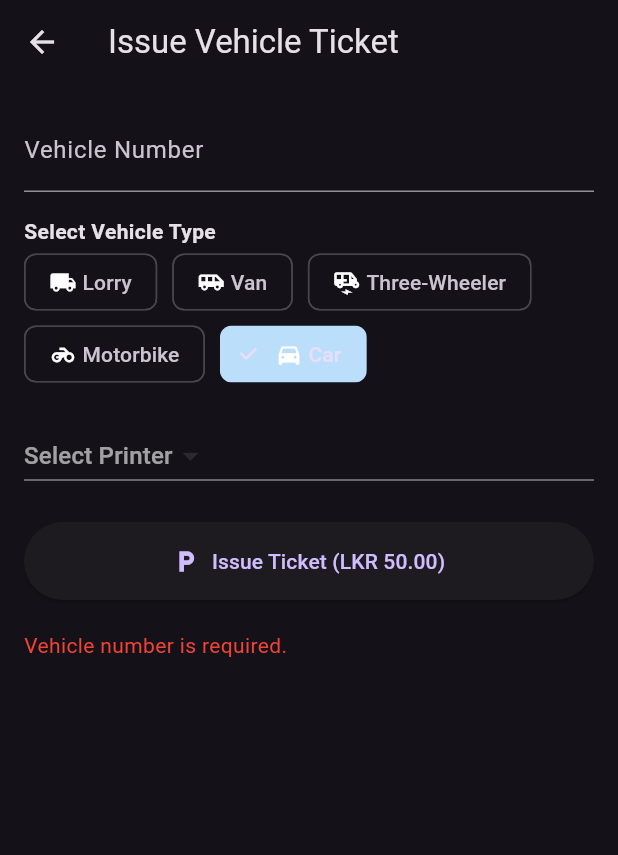
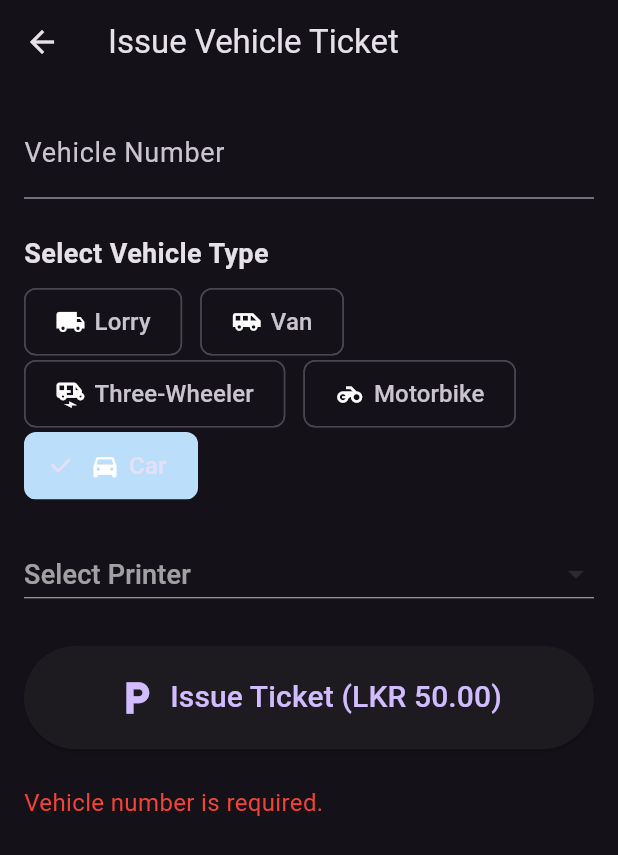
Before and after one commit to RashenThemiya/community, a Flutter app: the VehicleTicketingPage screen opened directly, after a tap on an icon or button, on a phone screen of 412 x 824 dp. Shown: the top 855 px of the screen. Run offline on Flutter 3.47's test engine with Material 3 defaults, Android fonts, the light colour scheme and no system bars; our stand-ins replace shared_preferences; missing offline and left inert: blue_thermal_printer; accounts and stored records are empty.

Commit message:
Enhance vehicle ticketing UI and button styling

```diff
--- a/my_app/lib/screens/vehicle_ticketing.dart
+++ b/my_app/lib/screens/vehicle_ticketing.dart
@@ -3,6 +3,7 @@ import 'dart:convert';
 import 'package:blue_thermal_printer/blue_thermal_printer.dart';
 import 'package:flutter/material.dart';
 import 'package:http/http.dart' as http;
+import 'package:intl/intl.dart';
 import 'package:shared_preferences/shared_preferences.dart';
 
 class VehicleTicketingPage extends StatefulWidget {
@@ -44,6 +45,7 @@ class _VehicleTicketingPageState extends State<VehicleTicketingPage> {
       _ticketPrice = prefs.getDouble('ticketPrice') ?? 50.0;
     });
   }
+
   Future<void> _initBluetooth() async {
     try {
       List<BluetoothDevice> devices = await bluetooth.getBondedDevices();
@@ -89,12 +91,15 @@ Future<void> _initBluetooth() async {
     }
   }
 
-
-  Future<void> _printTestLabel() async {
+  /// Modified to optionally accept a ticketId to print on the test label
+  Future<void> _printTestLabel({String? ticketId}) async {
     try {
       bluetooth.write("\n\n");
       bluetooth.write("====== TEST PRINT ======\n");
       bluetooth.write("Printer connected ✅\n");
+      if (ticketId != null) {
+        bluetooth.write("Ticket ID: $ticketId\n");
+      }
       bluetooth.write("========================\n\n\n");
     } catch (e) {
       setState(() {
@@ -126,6 +131,14 @@ Future<void> _initBluetooth() async {
     final url = Uri.parse('http://3.108.254.92:5000/api/vehicle-tickets/');
 
     try {
+
+final nowUtc = DateTime.now().toUtc();
+final now = nowUtc.add(Duration(hours: 5, minutes: 30)); // Sri Lanka time
+
+final formattedTime = DateFormat('HH:mm').format(now);
+final formattedDate = DateFormat('yyyy-MM-dd').format(now);
+
+
       final response = await http.post(
         url,
         headers: {
@@ -136,13 +149,23 @@ Future<void> _initBluetooth() async {
           'vehicleNumber': vehicleNumber,
           'vehicleType': _selectedVehicleType,
           'ticketPrice': _ticketPrice,
+          'date': formattedDate,
+          'time': formattedTime,// ⬅️ Send this to backend
         }),
       );
+
 
       final data = jsonDecode(response.body);
 
       if (response.statusCode == 201) {
-        await _printTicket(data['ticket']);
+        // Print test label with ticket ID first time only (optional)
+        if (!_testPrinted) {
+          await _printTestLabel(ticketId: data['ticketId'].toString());
+          _testPrinted = true;
+        }
+
+        await _printTicket(data['ticket'], ticketId: data['ticketId'].toString());
+
         setState(() {
           _responseMessage = '✅ Ticket printed: ID ${data['ticketId']}';
           _vehicleNumberController.clear();
@@ -162,8 +185,7 @@ Future<void> _initBluetooth() async {
     }
   }
 
-  Future<void> _printTicket(Map<String, dynamic> ticket) async {
-    setState(() {
+    Future<void> _printTicket(Map<String, dynamic> ticket, {String? ticketId}) async {    setState(() {
       _isPrinting = true;
       _responseMessage = '🖨️ Printing ticket...';
     });
@@ -174,17 +196,29 @@ Future<void> _initBluetooth() async {
         await bluetooth.connect(_selectedDevice!);
         await Future.delayed(Duration(seconds: 1));
       }
-
+final nowUtc = DateTime.now().toUtc();
+final now = nowUtc.add(Duration(hours: 5, minutes: 30)); // Sri Lanka time
+final formattedDate = DateFormat('yyyy-MM-dd').format(now);
+final formattedTime = DateFormat('HH:mm').format(now);
+String centerText(String text, int lineWidth) {
+  int padding = ((lineWidth - text.length) / 2).floor();
+  return ' ' * padding + text;
+}
       bluetooth.write("\n\n");
-      bluetooth.write("====== VEHICLE TICKET ======\n");
+     bluetooth.write(centerText("Dambulla Dedicated", 32) + '\n');
+    bluetooth.write(centerText("Economic Center", 32) + '\n');
+      bluetooth.write(centerText("Tel- 066 2285181", 32) + '\n');
+      bluetooth.write(centerText("Web - dambulladec.com", 32) + '\n');
+      bluetooth.write('\n');
+      bluetooth.write(centerText("====== VEHICLE TICKET ======", 32) + '\n');
+      bluetooth.write("Ticket ID  : ${ticketId ?? ''}\n");
         bluetooth.write("Vehicle No : ${ticket['vehicleNumber'] ?? ''}\n");
       bluetooth.write("Type       : ${ticket['vehicleType'] ?? ''}\n");
       bluetooth.write("Price      : Rs. ${ticket['ticketPrice'] ?? ''}\n");
-      bluetooth.write("Date       : ${ticket['date'] ?? ''}\n");
-      bluetooth.write("Time       : ${ticket['time'] ?? ''}\n");
+      bluetooth.write("Date       : ${formattedDate ?? ''}\n");
+      bluetooth.write("Time       : ${formattedTime ?? ''}\n");
       bluetooth.write("Issued By  : ${ticket['byWhom'] ?? ''}\n");
       bluetooth.write("============================\n\n\n");
-
     } catch (e) {
       setState(() {
         _responseMessage = '❌ Printing failed: $e';
@@ -206,29 +240,42 @@ Future<void> _initBluetooth() async {
   @override
   Widget build(BuildContext context) {
   return Scaffold(
-      appBar: AppBar(title: Text('Issue Vehicle Ticket')),
+    appBar: AppBar(
+      title: Text(
+        'Issue Vehicle Ticket',
+        style: TextStyle(fontSize: 22), // 🔹 Larger app bar title
+      ),
+    ),
     body: Padding(
       padding: const EdgeInsets.all(16.0),
       child: ListView(
         children: [
           TextField(
             controller: _vehicleNumberController,
-              decoration: InputDecoration(labelText: 'Vehicle Number'),
+            decoration: InputDecoration(
+              labelText: 'Vehicle Number',
+              labelStyle: TextStyle(fontSize: 18), // 🔹 Larger label
+            ),
             textCapitalization: TextCapitalization.characters,
+            style: TextStyle(fontSize: 18), // 🔹 Larger input text
           ),
-            const SizedBox(height: 16),
-            Text('Select Vehicle Type', style: TextStyle(fontWeight: FontWeight.bold)),
+          const SizedBox(height: 24),
+          Text(
+            'Select Vehicle Type',
+            style: TextStyle(fontWeight: FontWeight.bold, fontSize: 18), // 🔹 Larger section title
+          ),
+          const SizedBox(height: 8),
           Wrap(
-              spacing: 10,
+            spacing: 12,
             children: _vehicleTypes.map((type) {
               final isSelected = _selectedVehicleType == type['label'];
               return ChoiceChip(
                 label: Row(
                   mainAxisSize: MainAxisSize.min,
                   children: [
-                      Icon(type['icon'], size: 18),
-                      const SizedBox(width: 4),
-                      Text(type['label']),
+                    Icon(type['icon'], size: 20),
+                    const SizedBox(width: 6),
+                    Text(type['label'], style: TextStyle(fontSize: 16)), // 🔹 Larger chip text
                   ],
                 ),
                 selected: isSelected,
@@ -238,42 +285,54 @@ Future<void> _initBluetooth() async {
                   });
                 },
                 selectedColor: Colors.blue.shade100,
+                padding: EdgeInsets.symmetric(horizontal: 12, vertical: 10), // 🔹 Larger chip
               );
             }).toList(),
           ),
-            const SizedBox(height: 20),
+          const SizedBox(height: 24),
           DropdownButton<BluetoothDevice>(
             value: _selectedDevice,
-              hint: Text("Select Printer"),
+            hint: Text("Select Printer", style: TextStyle(fontSize: 18)),
             items: _devices.map((device) {
               return DropdownMenuItem(
                 value: device,
-                  child: Text(device.name ?? device.address ?? 'Unknown Device'),
+                child: Text(
+                  device.name ?? device.address ?? 'Unknown Device',
+                  style: TextStyle(fontSize: 16), // 🔹 Larger dropdown text
+                ),
               );
             }).toList(),
             onChanged: (device) {
               setState(() => _selectedDevice = device);
             },
+            isExpanded: true,
           ),
-            const SizedBox(height: 20),
+          const SizedBox(height: 24),
           _isLoading
               ? Center(child: CircularProgressIndicator())
               : ElevatedButton.icon(
                   onPressed: _isPrinting ? null : issueTicket,
-                    icon: Icon(Icons.local_parking),
-                    label: Text('Issue Ticket (LKR ${_ticketPrice.toStringAsFixed(2)})'),
-                    style: ElevatedButton.styleFrom(padding: EdgeInsets.symmetric(vertical: 16)),
+                  icon: Icon(Icons.local_parking, size: 28), // 🔹 Larger icon
+                  label: Text(
+                    'Issue Ticket (LKR ${_ticketPrice.toStringAsFixed(2)})',
+                    style: TextStyle(fontSize: 20), // 🔹 Larger button text
+                  ),
+                  style: ElevatedButton.styleFrom(
+                    padding: EdgeInsets.symmetric(vertical: 20, horizontal: 24), // 🔹 Bigger button
+                    minimumSize: Size(double.infinity, 64), // 🔹 Full width, taller
+                  ),
                 ),
           if (_responseMessage != null) ...[
-              const SizedBox(height: 20),
+            const SizedBox(height: 24),
             Row(
               children: [
                 if (_isPrinting) CircularProgressIndicator(),
-                  if (_isPrinting) const SizedBox(width: 10),
+                if (_isPrinting) const SizedBox(width: 12),
                 Expanded(
                   child: Text(
                     _responseMessage!,
                     style: TextStyle(
+                      fontSize: 16,
                       color: _responseMessage!.contains('✅')
                           ? Colors.green
                           : (_isPrinting ? Colors.orange : Colors.red),
```
Lines whose indentation alone changed are shown as unchanged.
